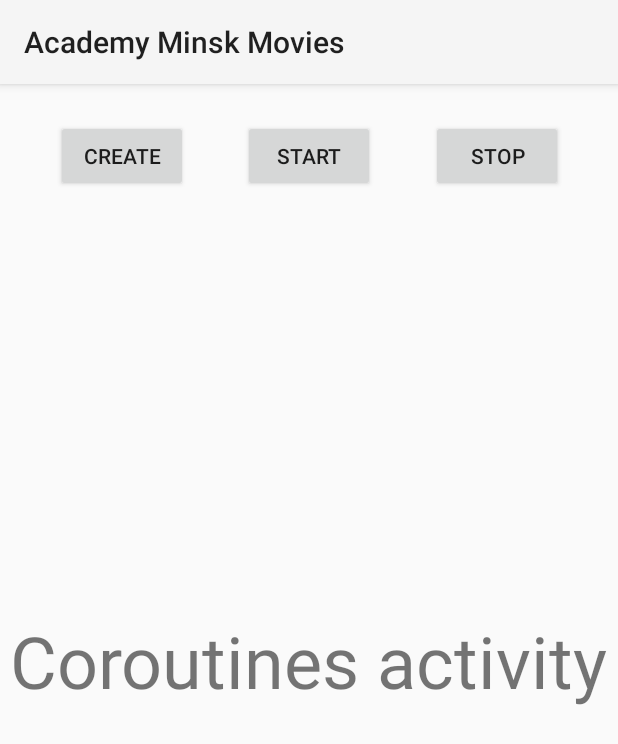
After one commit to android-academy-minsk/fundamentals-2019-excercise, an Android app: the CoroutineActivity screen opened directly, with no data from a screen before it, on a phone screen of 412 x 824 dp. The commit adds this screen. Shown: the top 744 px of the screen. Run offline under Robolectric (Android 15) with nearby library versions, the phone set to English and light mode, and no system bars.

Commit message:
Add coroutine task.

```diff
--- a/app/build.gradle
+++ b/app/build.gradle
@@ -33,6 +33,8 @@ dependencies {
     implementation 'androidx.core:core-ktx:1.0.2'
     implementation 'androidx.constraintlayout:constraintlayout:1.1.3'
     implementation "androidx.recyclerview:recyclerview:1.0.0"
+//    implementation "org.jetbrains.kotlinx:kotlinx-coroutines-core:1.3.0"
+    implementation "org.jetbrains.kotlinx:kotlinx-coroutines-android:1.3.2"
     testImplementation 'junit:junit:4.12'
     androidTestImplementation 'androidx.test.ext:junit:1.1.1'
     androidTestImplementation 'androidx.test:runner:1.2.0'
--- a/app/src/main/AndroidManifest.xml
+++ b/app/src/main/AndroidManifest.xml
@@ -18,6 +18,8 @@
                 <category android:name="android.intent.category.LAUNCHER" />
             </intent-filter>
         </activity>
+
+        <activity android:name=".threads.CoroutineActivity" />
     </application>
 
 </manifest>
--- a/app/src/main/java/by/androidacademy/firstapplication/adapters/DetailsFragmentAdapter.kt
+++ b/app/src/main/java/by/androidacademy/firstapplication/adapters/DetailsFragmentAdapter.kt
@@ -11,7 +11,6 @@ class DetailsFragmentAdapter(
     private val arrayList: List<Movie>
 ) : FragmentStatePagerAdapter(fragmentManager) {
 
-
     override fun getItem(position: Int): Fragment? {
         val movie = when {
             arrayList.isNotEmpty() && position <= count - 1 -> arrayList[position]
--- /dev/null
+++ b/app/src/main/res/layout/activity_main.xml
@@ -0,0 +1,58 @@
+<?xml version="1.0" encoding="utf-8"?>
+<androidx.constraintlayout.widget.ConstraintLayout xmlns:android="http://schemas.android.com/apk/res/android"
+    xmlns:app="http://schemas.android.com/apk/res-auto"
+    xmlns:tools="http://schemas.android.com/tools"
+    android:layout_width="match_parent"
+    android:layout_height="match_parent"
+    tools:context=".threads.CoroutineActivity">
+
+    <androidx.constraintlayout.widget.Guideline
+        android:id="@+id/guideline"
+        android:layout_width="wrap_content"
+        android:layout_height="wrap_content"
+        android:orientation="horizontal"
+        app:layout_constraintGuide_begin="24dp" />
+
+    <Button
+        android:id="@+id/button_create"
+        android:layout_width="wrap_content"
+        android:layout_height="wrap_content"
+        android:text="@string/coroutine_create"
+        android:textAllCaps="true"
+        app:layout_constraintEnd_toStartOf="@id/button_start"
+        app:layout_constraintStart_toStartOf="parent"
+        app:layout_constraintTop_toBottomOf="@id/guideline" />
+
+    <Button
+        android:id="@+id/button_start"
+        android:layout_width="wrap_content"
+        android:layout_height="wrap_content"
+        android:text="@string/coroutine_start"
+        android:textAllCaps="true"
+        app:layout_constraintEnd_toStartOf="@id/button_stop"
+        app:layout_constraintStart_toEndOf="@+id/button_create"
+        app:layout_constraintTop_toBottomOf="@id/guideline" />
+
+    <Button
+        android:id="@+id/button_stop"
+        android:layout_width="wrap_content"
+        android:layout_height="wrap_content"
+        android:text="@string/coroutine_stop"
+        android:textAllCaps="true"
+        app:layout_constraintEnd_toEndOf="parent"
+        app:layout_constraintStart_toEndOf="@+id/button_start"
+        app:layout_constraintTop_toBottomOf="@id/guideline" />
+
+    <TextView
+        android:id="@+id/text_counter"
+        android:layout_width="wrap_content"
+        android:layout_height="wrap_content"
+        android:text="@string/activity_coroutine_title"
+        android:textSize="48sp"
+        app:layout_constraintBottom_toBottomOf="parent"
+        app:layout_constraintEnd_toEndOf="parent"
+        app:layout_constraintStart_toStartOf="parent"
+        app:layout_constraintTop_toTopOf="parent"
+        tools:text="8" />
+
+</androidx.constraintlayout.widget.ConstraintLayout>
--- a/app/src/main/res/values/strings.xml
+++ b/app/src/main/res/values/strings.xml
@@ -7,4 +7,19 @@
 
     <string name="content_description_movie_backdrop">Movie Backdrop</string>
     <string name="content_description_movie_poster">Movie Poster</string>
+    <string name="menu_coroutine_activity_title">Open Coroutines Activity</string>
+    <string name="menu_thread_handler_activity_title">Open Thread Handler Activity</string>
+    <string name="coroutine_create">Create</string>
+    <string name="coroutine_start">Start</string>
+    <string name="coroutine_stop">Stop</string>
+    <string name="activity_coroutine_title">Coroutines activity</string>
+
+    <string name="msg_oncreate">Coroutine created</string>
+    <string name="msg_onstart">Coroutine Started</string>
+    <string name="msg_oncancel">Coroutine cancelled</string>
+    <string name="msg_should_create_task">must click \"create\" task first</string>
+
+    <string name="msg_thread_oncreate">Thread Task created</string>
+    <string name="msg_thread_onstart">Thread Task Started</string>
+    <string name="msg_thread_oncancel">Thread Task cancelled</string>
 </resources>
```
Also changed, not shown: app/src/main/java/by/androidacademy/firstapplication/MoviesActivity.kt (+30 -0 lines), app/src/main/java/by/androidacademy/firstapplication/threads/CoroutineActivity.kt (added, +103 -0 lines), app/src/main/java/by/androidacademy/firstapplication/threads/TaskEventsListener.kt (added, +13 -0 lines), app/src/main/res/menu/movies_activity_menu.xml (added, +14 -0 lines).
